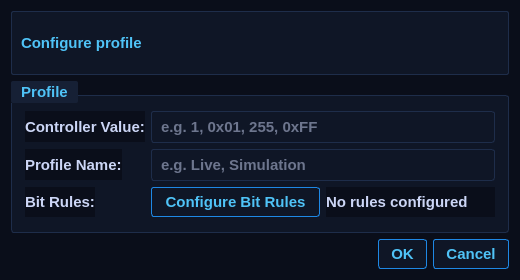
rohityaduvxnshi/pcapfile, file forms/ConditionalProfileDialog.ui: the form before one commit.
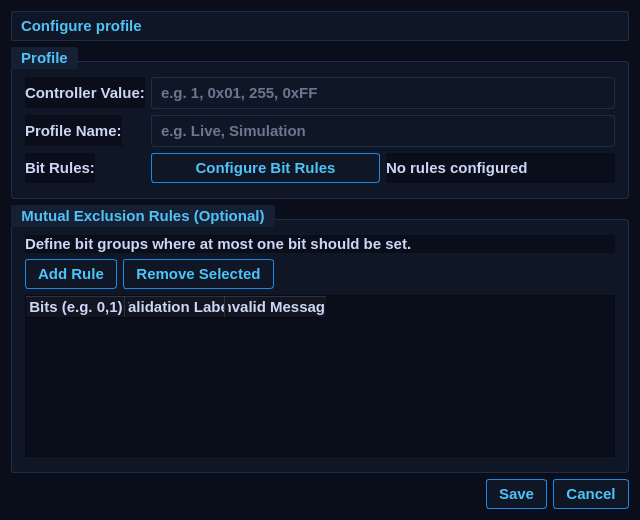
The form after the commit.

What changed in the file:
```diff
--- a/forms/ConditionalProfileDialog.ui
+++ b/forms/ConditionalProfileDialog.ui
@@ -2,7 +2,7 @@
 <ui version="4.0">
  <class>ConditionalProfileDialog</class>
  <widget class="QDialog" name="ConditionalProfileDialog">
-  <property name="geometry"><rect><x>0</x><y>0</y><width>520</width><height>280</height></rect></property>
+  <property name="geometry"><rect><x>0</x><y>0</y><width>640</width><height>520</height></rect></property>
   <property name="windowTitle"><string>Profile Configuration</string></property>
   <property name="styleSheet"><string>QWidget{font-family:&quot;Bahnschrift&quot;,&quot;Arial Narrow&quot;,Arial;font-size:11pt;font-weight:600;color:#ccd6f6;background-color:#0a0e1a;}QDialog{background-color:#0a0e1a;}QGroupBox{background-color:#0f1626;border:1px solid #1e2d4a;border-radius:3px;margin-top:14px;padding:6px 4px;}QGroupBox::title{subcontrol-origin:margin;subcontrol-position:top left;padding:2px 8px;color:#4fc3f7;background-color:#162035;border-radius:2px;font-weight:700;}QLineEdit{background-color:#0f1626;border:1px solid #1e2d4a;border-radius:3px;padding:5px 7px;color:#ccd6f6;selection-background-color:#1c3a6e;}QLineEdit:focus{border:1px solid #1e88e5;}QPushButton{background-color:#0f1626;border:1px solid #1e88e5;border-radius:3px;padding:5px 12px;color:#4fc3f7;font-weight:700;}QPushButton:hover{background-color:#1c3a6e;color:#ffffff;}QPushButton:pressed{background-color:#1565c0;}QLabel#lblInfo{color:#4fc3f7;background-color:#0f1626;border:1px solid #1e2d4a;border-radius:2px;padding:5px;}</string></property>
   <layout class="QVBoxLayout" name="mainLayout">
@@ -25,7 +25,33 @@
      </layout>
     </widget>
    </item>
-   <item><widget class="QDialogButtonBox" name="buttonBox"><property name="orientation"><enum>Qt::Horizontal</enum></property><property name="standardButtons"><set>QDialogButtonBox::Cancel|QDialogButtonBox::Ok</set></property></widget></item>
+   <item>
+    <widget class="QGroupBox" name="exclusionGroup">
+     <property name="title"><string>Mutual Exclusion Rules (Optional)</string></property>
+     <layout class="QVBoxLayout" name="exclusionLayout">
+      <item><widget class="QLabel" name="lblExclusionInfo"><property name="text"><string>Define bit groups where at most one bit should be set.</string></property><property name="wordWrap"><bool>true</bool></property></widget></item>
+      <item>
+       <layout class="QHBoxLayout" name="exclusionButtonLayout">
+        <item><widget class="QPushButton" name="btnAddExclusion"><property name="text"><string>Add Rule</string></property></widget></item>
+        <item><widget class="QPushButton" name="btnRemoveExclusion"><property name="text"><string>Remove Selected</string></property></widget></item>
+        <item><spacer name="exclusionButtonStretch"><property name="orientation"><enum>Qt::Horizontal</enum></property><property name="sizeHint" stdset="0"><size><width>40</width><height>20</height></size></property></spacer></item>
+       </layout>
+      </item>
+      <item>
+       <widget class="QTableWidget" name="tblExclusionRules">
+        <property name="alternatingRowColors"><bool>true</bool></property>
+        <property name="selectionBehavior"><enum>QAbstractItemView::SelectRows</enum></property>
+        <property name="selectionMode"><enum>QAbstractItemView::SingleSelection</enum></property>
+        <property name="minimumSize"><size><width>0</width><height>150</height></size></property>
+        <column><property name="text"><string>Bits (e.g. 0,1)</string></property></column>
+        <column><property name="text"><string>Validation Label</string></property></column>
+        <column><property name="text"><string>Invalid Message</string></property></column>
+       </widget>
+      </item>
+     </layout>
+    </widget>
+   </item>
+   <item><widget class="QDialogButtonBox" name="buttonBox"><property name="orientation"><enum>Qt::Horizontal</enum></property><property name="standardButtons"><set>QDialogButtonBox::Cancel|QDialogButtonBox::Save</set></property></widget></item>
   </layout>
  </widget>
  <resources/>
```
